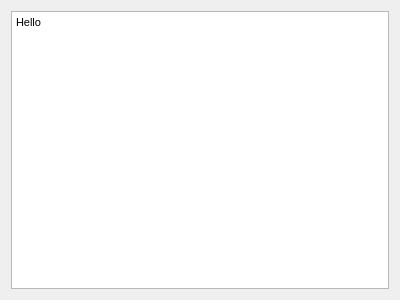
Before: the Qt Designer form MNE/bmti/test.ui in mne-tools/mne-cpp, drawn with Qt 5.
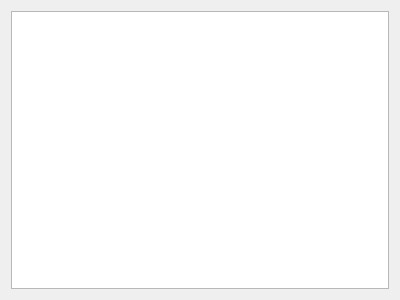
After: the same form once the commit is applied.

```diff
--- a/MNE/bmti/test.ui
+++ b/MNE/bmti/test.ui
@@ -18,15 +18,7 @@
   </property>
   <layout class="QHBoxLayout" name="horizontalLayout">
    <item>
-    <widget class="QTextEdit" name="textEdit">
-     <property name="html">
-      <string>&lt;!DOCTYPE HTML PUBLIC &quot;-//W3C//DTD HTML 4.0//EN&quot; &quot;http://www.w3.org/TR/REC-html40/strict.dtd&quot;&gt;
-&lt;html&gt;&lt;head&gt;&lt;meta name=&quot;qrichtext&quot; content=&quot;1&quot; /&gt;&lt;style type=&quot;text/css&quot;&gt;
-p, li { white-space: pre-wrap; }
-&lt;/style&gt;&lt;/head&gt;&lt;body style=&quot; font-family:'MS Shell Dlg 2'; font-size:8.25pt; font-weight:400; font-style:normal;&quot;&gt;
-&lt;p style=&quot; margin-top:0px; margin-bottom:0px; margin-left:0px; margin-right:0px; -qt-block-indent:0; text-indent:0px;&quot;&gt;Hello&lt;/p&gt;&lt;/body&gt;&lt;/html&gt;</string>
-     </property>
-    </widget>
+    <widget class="QGraphicsView" name="graphicsView"/>
    </item>
   </layout>
  </widget>
```
